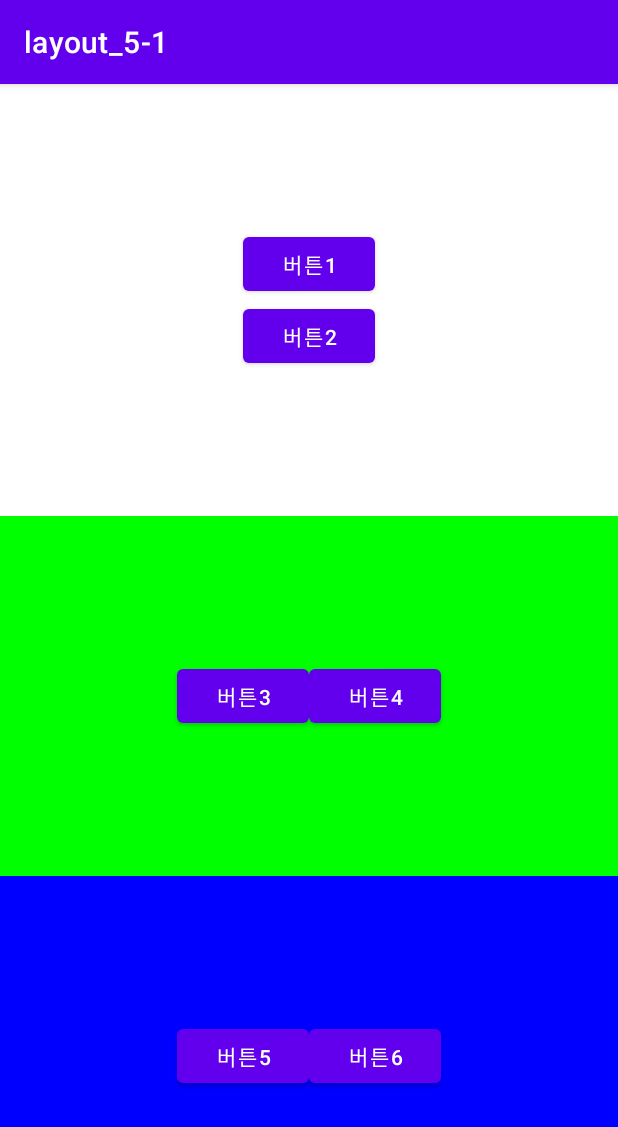
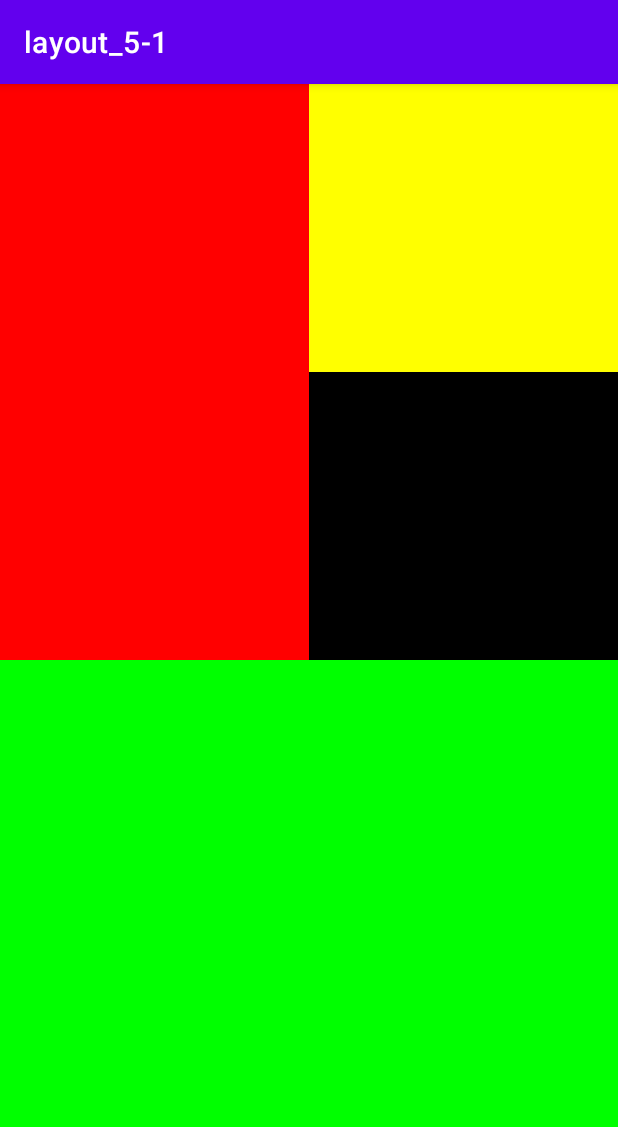
Before and after one commit to thalals/AndroidStudio_Study, an Android app: the screen it shows after launch (MainActivity), on a phone screen of 412 x 824 dp. Shown: the top 1127 px of the screen. Run offline under Robolectric (Android 15) with nearby library versions, the phone set to English and light mode, and no system bars.

Commit message:
[UPD] layout weight color_Grid

```diff
--- a/androidstudio_school/layout_51/app/src/main/res/layout/activity_main.xml
+++ b/androidstudio_school/layout_51/app/src/main/res/layout/activity_main.xml
@@ -11,18 +11,52 @@
         android:layout_width="match_parent"
         android:layout_height="wrap_content"
         android:gravity="center"
-        android:orientation="vertical"
+        android:orientation="horizontal"
         android:layout_weight="1">
 
-        <Button
-            android:text="버튼1"
-            android:layout_height="wrap_content"
-            android:layout_width="wrap_content"/>
+        <LinearLayout
+            android:layout_width="wrap_content"
+            android:layout_height="match_parent"
+            android:gravity="center"
+            android:orientation="horizontal"
+            android:background="#ff0000"
 
-        <Button
-            android:text="버튼2"
-            android:layout_height="wrap_content"
-            android:layout_width="wrap_content" />
+            android:layout_weight="1">
+
+        </LinearLayout>
+
+        <LinearLayout
+            android:layout_width="wrap_content"
+            android:layout_height="match_parent"
+            android:gravity="center"
+            android:orientation="vertical"
+            android:background="#0000ff"
+
+            android:layout_weight="1">
+
+            <LinearLayout
+                android:layout_width="match_parent"
+                android:layout_height="wrap_content"
+                android:background="#FFFF00"
+                android:gravity="center"
+                android:orientation="horizontal"
+                android:layout_weight="1">
+
+
+            </LinearLayout>
+            <LinearLayout
+                android:layout_width="match_parent"
+                android:layout_height="wrap_content"
+                android:background="@color/black"
+                android:gravity="center"
+                android:orientation="horizontal"
+                android:layout_weight="1">
+
+
+            </LinearLayout>
+
+        </LinearLayout>
+
     </LinearLayout>
 
     <LinearLayout
@@ -33,35 +67,10 @@
         android:orientation="horizontal"
         android:layout_weight="1">
 
-        <Button
-            android:text="버튼3"
-            android:layout_height="wrap_content"
-            android:layout_width="wrap_content"/>
 
-        <Button
-            android:text="버튼4"
-            android:layout_height="wrap_content"
-            android:layout_width="wrap_content" />
-    </LinearLayout>
-
-    <LinearLayout
-        android:layout_width="match_parent"
-        android:layout_height="wrap_content"
-        android:background="#0000FF"
-        android:gravity="center"
-        android:orientation="horizontal"
-        android:layout_weight="1">
-
-        <Button
-            android:text="버튼5"
-            android:layout_height="wrap_content"
-            android:layout_width="wrap_content"/>
-
-        <Button
-            android:text="버튼6"
-            android:layout_height="wrap_content"
-            android:layout_width="wrap_content" />
     </LinearLayout>
 
 
+
+
 </LinearLayout>
```
